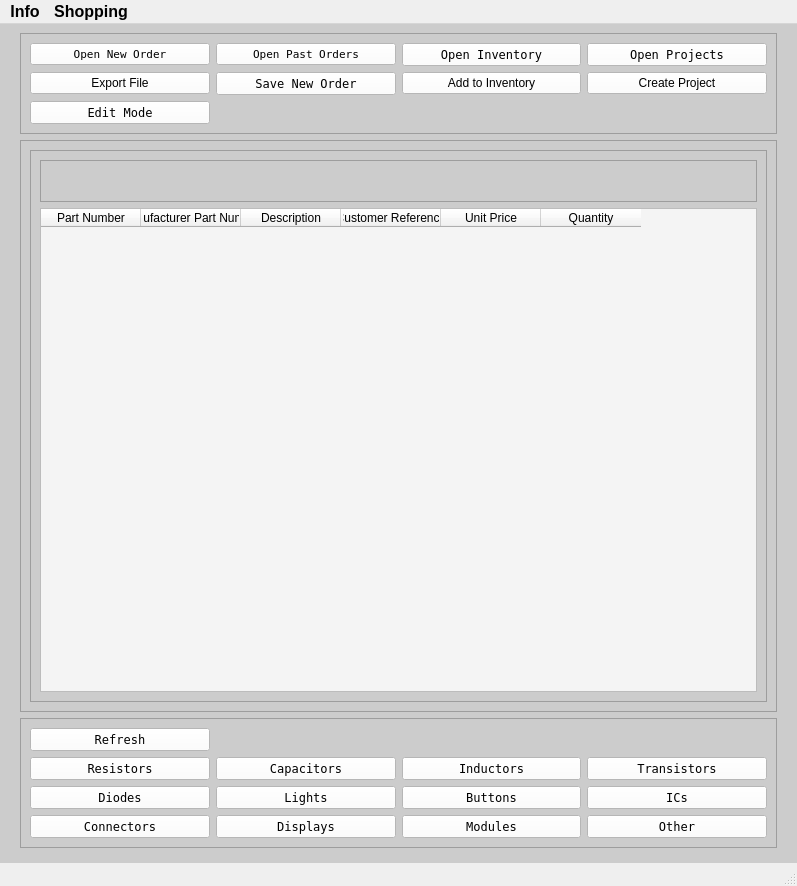
This is Program_Files/gui_app.ui in Thomas1B/Electronics-Inventory-Program as Qt 5 draws it before an edit. The edited form follows.
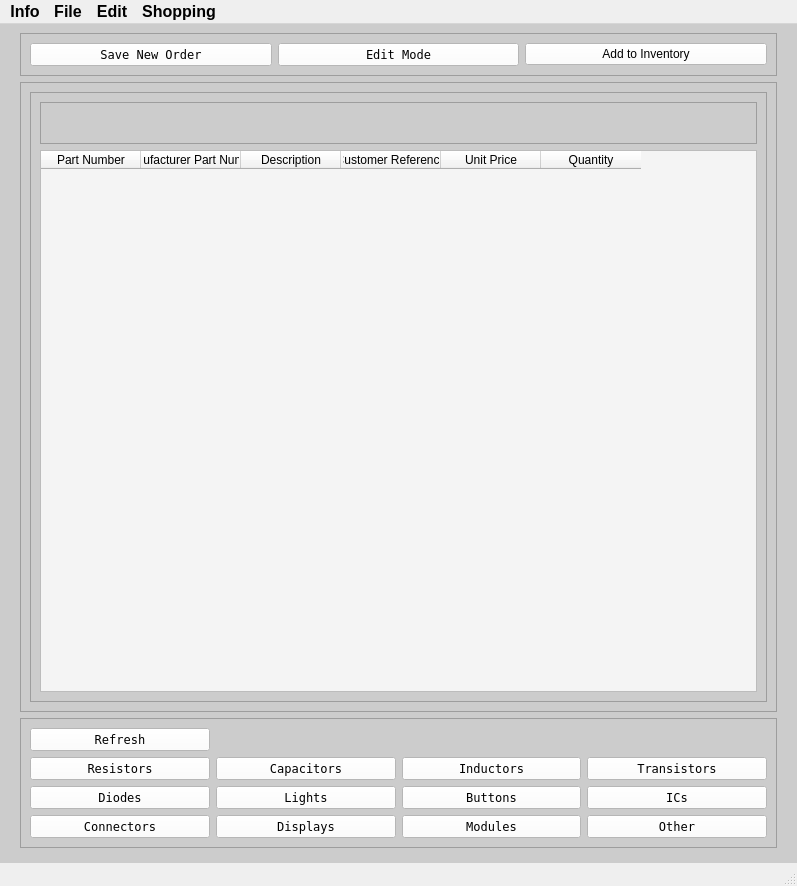
This is the edited form. Icons and pictures are not drawn.

Commit message: moved buttons to menubar

The edit to the form file:
```diff
--- a/Program_Files/gui_app.ui
+++ b/Program_Files/gui_app.ui
@@ -73,190 +73,7 @@
        <enum>QFrame::Raised</enum>
       </property>
       <layout class="QGridLayout" name="gridLayout">
-       <item row="3" column="0">
-        <widget class="QPushButton" name="btn_edit_mode">
-         <property name="font">
-          <font>
-           <family>Terminal</family>
-          </font>
-         </property>
-         <property name="styleSheet">
-          <string notr="true">background-color: rgb(255, 255, 255);</string>
-         </property>
-         <property name="text">
-          <string>Edit Mode</string>
-         </property>
-         <property name="icon">
-          <iconset>
-           <normaloff>Icons/edit-writing-mode.png</normaloff>Icons/edit-writing-mode.png</iconset>
-         </property>
-        </widget>
-       </item>
-       <item row="2" column="0">
-        <widget class="QPushButton" name="btn_export">
-         <property name="styleSheet">
-          <string notr="true">font: 8pt &quot;Terminal&quot;;
-background-color: rgb(255, 255, 255);</string>
-         </property>
-         <property name="text">
-          <string>Export File</string>
-         </property>
-         <property name="icon">
-          <iconset>
-           <normaloff>Icons/blue-folder-export.png</normaloff>Icons/blue-folder-export.png</iconset>
-         </property>
-        </widget>
-       </item>
-       <item row="0" column="1">
-        <widget class="QPushButton" name="btn_open_past_order">
-         <property name="minimumSize">
-          <size>
-           <width>0</width>
-           <height>0</height>
-          </size>
-         </property>
-         <property name="maximumSize">
-          <size>
-           <width>16777215</width>
-           <height>16777215</height>
-          </size>
-         </property>
-         <property name="font">
-          <font>
-           <family>Terminal</family>
-           <pointsize>8</pointsize>
-           <weight>50</weight>
-           <bold>false</bold>
-          </font>
-         </property>
-         <property name="styleSheet">
-          <string notr="true">background-color: rgb(255, 255, 255);</string>
-         </property>
-         <property name="text">
-          <string>Open Past Orders</string>
-         </property>
-         <property name="icon">
-          <iconset>
-           <normaloff>Icons/blue-folder-open.png</normaloff>Icons/blue-folder-open.png</iconset>
-         </property>
-         <property name="default">
-          <bool>false</bool>
-         </property>
-         <property name="flat">
-          <bool>false</bool>
-         </property>
-        </widget>
-       </item>
-       <item row="0" column="3">
-        <widget class="QPushButton" name="btn_open_project_lists">
-         <property name="maximumSize">
-          <size>
-           <width>16777215</width>
-           <height>16777215</height>
-          </size>
-         </property>
-         <property name="font">
-          <font>
-           <family>Terminal</family>
-          </font>
-         </property>
-         <property name="styleSheet">
-          <string notr="true">background-color: rgb(255, 255, 255);</string>
-         </property>
-         <property name="text">
-          <string>Open Projects</string>
-         </property>
-         <property name="icon">
-          <iconset>
-           <normaloff>Icons/blue-folder-open.png</normaloff>Icons/blue-folder-open.png</iconset>
-         </property>
-        </widget>
-       </item>
-       <item row="0" column="0">
-        <widget class="QPushButton" name="btn_open_new_order">
-         <property name="minimumSize">
-          <size>
-           <width>0</width>
-           <height>0</height>
-          </size>
-         </property>
-         <property name="maximumSize">
-          <size>
-           <width>16777215</width>
-           <height>16777215</height>
-          </size>
-         </property>
-         <property name="font">
-          <font>
-           <family>Terminal</family>
-           <pointsize>8</pointsize>
-           <weight>50</weight>
-           <bold>false</bold>
-          </font>
-         </property>
-         <property name="styleSheet">
-          <string notr="true">background-color: rgb(255, 255, 255);</string>
-         </property>
-         <property name="text">
-          <string>Open New Order</string>
-         </property>
-         <property name="icon">
-          <iconset>
-           <normaloff>Icons/book-open.png</normaloff>Icons/book-open.png</iconset>
-         </property>
-         <property name="default">
-          <bool>false</bool>
-         </property>
-         <property name="flat">
-          <bool>false</bool>
-         </property>
-        </widget>
-       </item>
-       <item row="0" column="2">
-        <widget class="QPushButton" name="btn_open_inventory">
-         <property name="maximumSize">
-          <size>
-           <width>16777215</width>
-           <height>16777215</height>
-          </size>
-         </property>
-         <property name="font">
-          <font>
-           <family>Terminal</family>
-          </font>
-         </property>
-         <property name="styleSheet">
-          <string notr="true">background-color: rgb(255, 255, 255);</string>
-         </property>
-         <property name="text">
-          <string>Open Inventory</string>
-         </property>
-         <property name="icon">
-          <iconset>
-           <normaloff>Icons/book-open-list.png</normaloff>Icons/book-open-list.png</iconset>
-         </property>
-        </widget>
-       </item>
-       <item row="2" column="1">
-        <widget class="QPushButton" name="btn_save_list">
-         <property name="font">
-          <font>
-           <family>Terminal</family>
-          </font>
-         </property>
-         <property name="styleSheet">
-          <string notr="true">background-color: rgb(255, 255, 255);</string>
-         </property>
-         <property name="text">
-          <string>Save New Order</string>
-         </property>
-         <property name="icon">
-          <iconset>
-           <normaloff>Icons/disk.png</normaloff>Icons/disk.png</iconset>
-         </property>
-        </widget>
-       </item>
-       <item row="2" column="2">
+       <item row="1" column="3">
         <widget class="QPushButton" name="btn_add_to_inventory">
          <property name="styleSheet">
           <string notr="true">font: 8pt &quot;Terminal&quot;;
@@ -271,18 +88,41 @@
          </property>
         </widget>
        </item>
-       <item row="2" column="3">
-        <widget class="QPushButton" name="btn_create_project">
+       <item row="1" column="1">
+        <widget class="QPushButton" name="btn_save_list">
+         <property name="font">
+          <font>
+           <family>Terminal</family>
+          </font>
+         </property>
          <property name="styleSheet">
-          <string notr="true">font: 8pt &quot;Terminal&quot;;
-background-color: rgb(255, 255, 255);</string>
+          <string notr="true">background-color: rgb(255, 255, 255);</string>
          </property>
          <property name="text">
-          <string>Create Project</string>
+          <string>Save New Order</string>
          </property>
          <property name="icon">
           <iconset>
-           <normaloff>Icons/book--pencil.png</normaloff>Icons/book--pencil.png</iconset>
+           <normaloff>Icons/disk.png</normaloff>Icons/disk.png</iconset>
+         </property>
+        </widget>
+       </item>
+       <item row="1" column="2">
+        <widget class="QPushButton" name="btn_edit_mode">
+         <property name="font">
+          <font>
+           <family>Terminal</family>
+          </font>
+         </property>
+         <property name="styleSheet">
+          <string notr="true">background-color: rgb(255, 255, 255);</string>
+         </property>
+         <property name="text">
+          <string>Edit Mode</string>
+         </property>
+         <property name="icon">
+          <iconset>
+           <normaloff>Icons/edit-writing-mode.png</normaloff>Icons/edit-writing-mode.png</iconset>
          </property>
         </widget>
        </item>
@@ -715,7 +555,26 @@
     <addaction name="actionProgram_Info"/>
     <addaction name="actionHow_To_Use"/>
    </widget>
+   <widget class="QMenu" name="menuOpen">
+    <property name="title">
+     <string>File</string>
+    </property>
+    <addaction name="actionOpen_New_Order"/>
+    <addaction name="actionOpen_Past_Orders"/>
+    <addaction name="actionOpen_Inventory"/>
+    <addaction name="actionOpen_Projects"/>
+    <addaction name="actionExport_File"/>
+   </widget>
+   <widget class="QMenu" name="menuEdit">
+    <property name="title">
+     <string>Edit</string>
+    </property>
+    <addaction name="actionCreate_Inventory"/>
+    <addaction name="actionAdd_Item"/>
+   </widget>
    <addaction name="menuInfo"/>
+   <addaction name="menuOpen"/>
+   <addaction name="menuEdit"/>
    <addaction name="menuLinks"/>
   </widget>
   <action name="actionDigiKey">
```
Left out of the diff: 63 changed lines with no effect on the pictures. The commit also changes 1 other file.
